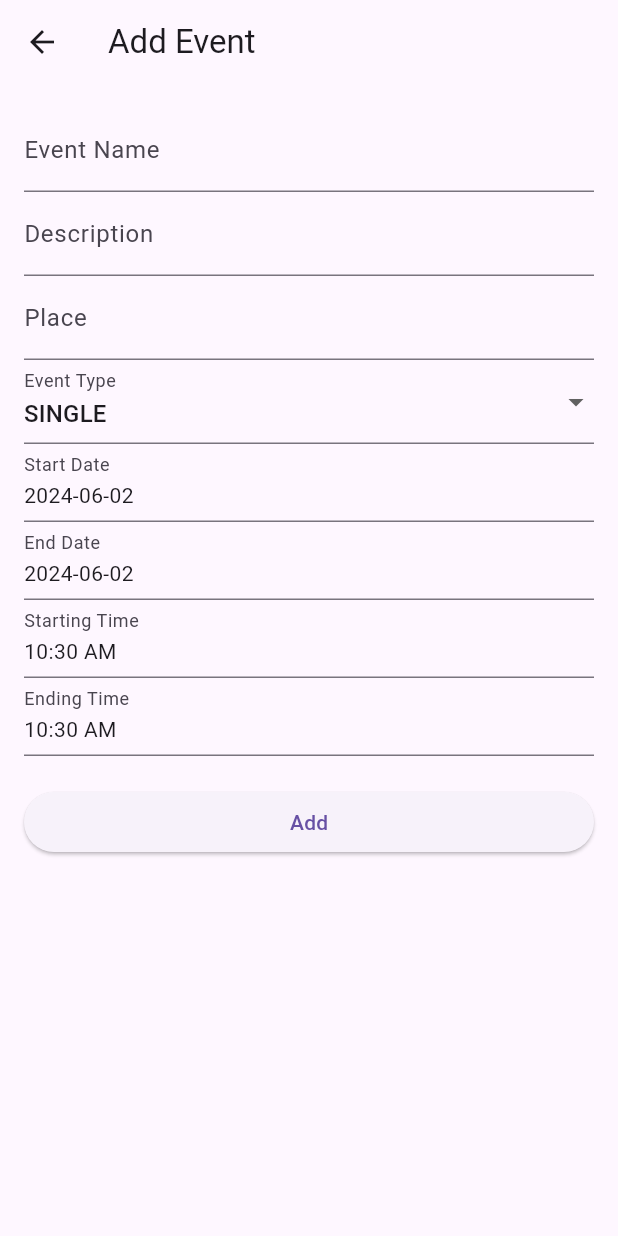
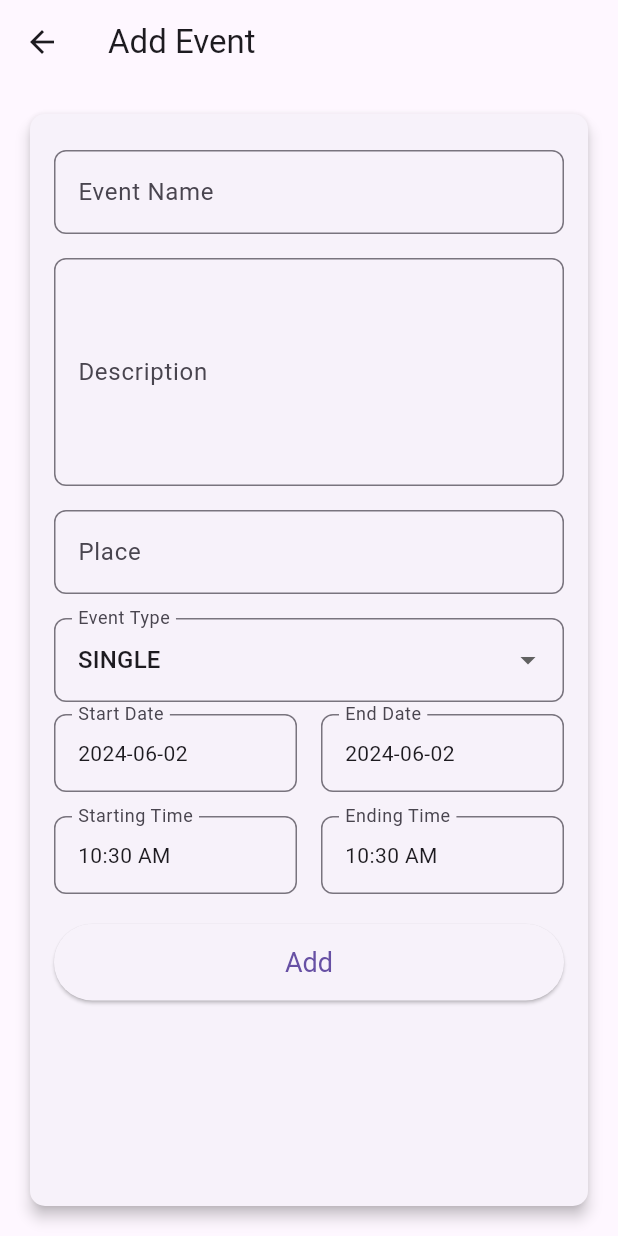
Before and after one commit to karomnii/Lezaczek, a Flutter app: the Calendar screen opened directly, after a tap on the "add" icon, on a phone screen of 412 x 824 dp. Run offline on Flutter 3.47's test engine with Material 3 defaults, Android fonts, the phone set to English and light mode, and no system bars; our stand-ins replace flutter_secure_storage; accounts and stored records are empty; network calls fail.

Commit message:
improved event form and event details looks

```diff
--- a/frontend/lib/pages/calendar/calendar.dart
+++ b/frontend/lib/pages/calendar/calendar.dart
@@ -27,7 +27,8 @@ class _CalendarState extends State<Calendar> {
 
   void _refreshEvents() {
     setState(() {
-      futureEvents = EventService.getEventsByDate(DateFormat('yyyy-MM-dd').format(selectedDate));
+      futureEvents = EventService.getEventsByDate(
+          DateFormat('yyyy-MM-dd').format(selectedDate));
     });
   }
 
@@ -52,7 +53,8 @@ class _CalendarState extends State<Calendar> {
       Event updatedEventFromApi = await EventApi().updateEvent(updatedEvent);
       setState(() {
         futureEvents = futureEvents.then((events) {
-          int index = events.indexWhere((event) => event.eventId == updatedEventFromApi.eventId);
+          int index = events.indexWhere((event) =>
+          event.eventId == updatedEventFromApi.eventId);
           if (index != -1) {
             events[index] = updatedEventFromApi;
           }
@@ -157,17 +159,25 @@ class _CalendarState extends State<Calendar> {
         actions: [
           IconButton(
             icon: Icon(Icons.add),
-            onPressed: () {
-              Navigator.push(
+            onPressed: () async {
+              final result = await Navigator.push(
                 context,
                 MaterialPageRoute(
-                  builder: (context) => EventForm(
+                  builder: (context) =>
+                      EventForm(
                         onSave: (newEvent) {
                           _addEvent(newEvent);
                         },
                       ),
                 ),
               );
+              if (result != null && result is String) {
+                ScaffoldMessenger.of(context).showSnackBar(
+                  SnackBar(
+                    content: Text(result),
+                  ),
+                );
+              }
             },
           ),
         ],
@@ -200,7 +210,8 @@ class _CalendarState extends State<Calendar> {
                   return Center(child: Text('No events found'));
                 } else {
                   List<Event> eventsForSelectedDay = snapshot.data!;
-                  eventsForSelectedDay.sort((a, b) => a.startingTime.hour.compareTo(b.startingTime.hour) != 0
+                  eventsForSelectedDay.sort((a, b) =>
+                  a.startingTime.hour.compareTo(b.startingTime.hour) != 0
                       ? a.startingTime.hour.compareTo(b.startingTime.hour)
                       : a.startingTime.minute.compareTo(b.startingTime.minute));
                   return ListView.builder(
@@ -208,11 +219,12 @@ class _CalendarState extends State<Calendar> {
                     itemBuilder: (context, index) {
                       Event event = eventsForSelectedDay[index];
                       return GestureDetector(
-                        onTap: () {
-                          Navigator.push(
+                        onTap: () async {
+                          final result = await Navigator.push(
                             context,
                             MaterialPageRoute(
-                              builder: (context) => EventDetails(
+                              builder: (context) =>
+                                  EventDetails(
                                     event: event.toMap(),
                                     onDelete: () {
                                       _deleteEvent(event);
@@ -223,9 +235,17 @@ class _CalendarState extends State<Calendar> {
                                   ),
                             ),
                           );
+                          if (result != null && result is String) {
+                            ScaffoldMessenger.of(context).showSnackBar(
+                              SnackBar(
+                                content: Text(result),
+                              ),
+                            );
+                          }
                         },
                         child: Container(
-                          margin: const EdgeInsets.symmetric(vertical: 4.0, horizontal: 8.0),
+                          margin: const EdgeInsets.symmetric(
+                              vertical: 4.0, horizontal: 8.0),
                           padding: const EdgeInsets.all(12.0),
                           decoration: BoxDecoration(
                             color: Colors.blue,
@@ -252,7 +272,8 @@ class _CalendarState extends State<Calendar> {
                               ),
                               SizedBox(height: 8.0),
                               Text(
-                                '${event.startingTime.format(context)} - ${event.endingTime.format(context)}',
+                                '${event.startingTime.format(context)} - ${event
+                                    .endingTime.format(context)}',
                                 style: TextStyle(
                                   fontSize: 14.0,
                                   color: Colors.white,
--- a/frontend/lib/pages/calendar/event_form.dart
+++ b/frontend/lib/pages/calendar/event_form.dart
@@ -1,5 +1,3 @@
-// lib/pages/calendar/event_form.dart
-
 import 'package:flutter/material.dart';
 import 'package:frontend/models/event.dart';
 import 'package:intl/intl.dart';
@@ -60,13 +58,20 @@ class _EventFormState extends State<EventForm> {
       ),
       body: Padding(
         padding: const EdgeInsets.all(16.0),
+        child: Card(
+          elevation: 4.0,
+          shape: RoundedRectangleBorder(
+            borderRadius: BorderRadius.circular(10.0),
+          ),
+          child: Padding(
+            padding: const EdgeInsets.all(16.0),
             child: Form(
               key: _formKey,
               child: ListView(
                 children: [
-              TextFormField(
+                  _buildTextField(
+                    label: 'Event Name',
                     initialValue: _name,
-                decoration: InputDecoration(labelText: 'Event Name'),
                     validator: (value) {
                       if (value == null || value.isEmpty) {
                         return 'Please enter a name';
@@ -77,36 +82,40 @@ class _EventFormState extends State<EventForm> {
                       _name = value!;
                     },
                   ),
-              TextFormField(
+                  _buildTextField(
+                    label: 'Description',
                     initialValue: _description,
-                decoration: InputDecoration(labelText: 'Description'),
+                    maxLines: 5,  // To make the description box larger
                     onSaved: (value) {
                       _description = value;
                     },
                   ),
-              TextFormField(
+                  _buildTextField(
+                    label: 'Place',
                     initialValue: _place,
-                decoration: InputDecoration(labelText: 'Place'),
                     onSaved: (value) {
                       _place = value;
                     },
                   ),
-              DropdownButtonFormField<EventType>(
+                  _buildDropdownField(
+                    label: 'Event Type',
                     value: _eventType,
-                decoration: InputDecoration(labelText: 'Event Type'),
+                    onChanged: (value) {
+                      setState(() {
+                        _eventType = value!;
+                      });
+                    },
                     items: EventType.values.map((type) {
                       return DropdownMenuItem<EventType>(
                         value: type,
                         child: Text(type.toString().split('.').last),
                       );
                     }).toList(),
-                onChanged: (value) {
-                  setState(() {
-                    _eventType = value!;
-                  });
-                },
                   ),
-              DatePickerFormField(
+                  Row(
+                    children: [
+                      Expanded(
+                        child: DatePickerFormField(
                           initialValue: _dateStart,
                           label: 'Start Date',
                           onDateSelected: (date) {
@@ -115,7 +124,10 @@ class _EventFormState extends State<EventForm> {
                             });
                           },
                         ),
-              DatePickerFormField(
+                      ),
+                      SizedBox(width: 16),
+                      Expanded(
+                        child: DatePickerFormField(
                           initialValue: _dateEnd,
                           label: 'End Date',
                           onDateSelected: (date) {
@@ -124,7 +136,14 @@ class _EventFormState extends State<EventForm> {
                             });
                           },
                         ),
-              TimePickerFormField(
+                      ),
+                    ],
+                  ),
+                  SizedBox(height: 16),
+                  Row(
+                    children: [
+                      Expanded(
+                        child: TimePickerFormField(
                           initialValue: _startingTime,
                           label: 'Starting Time',
                           onTimeSelected: (time) {
@@ -133,7 +152,10 @@ class _EventFormState extends State<EventForm> {
                             });
                           },
                         ),
-              TimePickerFormField(
+                      ),
+                      SizedBox(width: 16),
+                      Expanded(
+                        child: TimePickerFormField(
                           initialValue: _endingTime,
                           label: 'Ending Time',
                           onTimeSelected: (time) {
@@ -141,6 +163,9 @@ class _EventFormState extends State<EventForm> {
                               _endingTime = time;
                             });
                           },
+                        ),
+                      ),
+                    ],
                   ),
                   SizedBox(height: 20),
                   ElevatedButton(
@@ -160,13 +185,66 @@ class _EventFormState extends State<EventForm> {
                           endingTime: _endingTime,
                         );
                         widget.onSave(newEvent);
+                        Navigator.pop(context, "Event ${widget.initialEvent == null ? 'added' : 'updated'} successfully");
                       }
                     },
                     child: Text(widget.initialEvent == null ? 'Add' : 'Update'),
+                    style: ElevatedButton.styleFrom(
+                      padding: EdgeInsets.symmetric(vertical: 15.0),
+                      textStyle: TextStyle(fontSize: 18.0),
+                    ),
                   ),
                 ],
               ),
             ),
+          ),
+        ),
+      ),
+    );
+  }
+
+  Widget _buildTextField({
+    required String label,
+    required String? initialValue,
+    required FormFieldSetter<String> onSaved,
+    FormFieldValidator<String>? validator,
+    int maxLines = 1,
+  }) {
+    return Padding(
+      padding: const EdgeInsets.symmetric(vertical: 8.0),
+      child: TextFormField(
+        initialValue: initialValue,
+        decoration: InputDecoration(
+          labelText: label,
+          border: OutlineInputBorder(
+            borderRadius: BorderRadius.circular(8.0),
+          ),
+        ),
+        validator: validator,
+        onSaved: onSaved,
+        maxLines: maxLines,
+      ),
+    );
+  }
+
+  Widget _buildDropdownField<T>({
+    required String label,
+    required T value,
+    required ValueChanged<T?> onChanged,
+    required List<DropdownMenuItem<T>> items,
+  }) {
+    return Padding(
+      padding: const EdgeInsets.symmetric(vertical: 8.0),
+      child: DropdownButtonFormField<T>(
+        value: value,
+        decoration: InputDecoration(
+          labelText: label,
+          border: OutlineInputBorder(
+            borderRadius: BorderRadius.circular(8.0),
+          ),
+        ),
+        onChanged: onChanged,
+        items: items,
       ),
     );
   }
@@ -194,7 +272,12 @@ class DatePickerFormField extends StatelessWidget {
         }
       },
       child: InputDecorator(
-        decoration: InputDecoration(labelText: label),
+        decoration: InputDecoration(
+          labelText: label,
+          border: OutlineInputBorder(
+            borderRadius: BorderRadius.circular(8.0),
+          ),
+        ),
         child: Text(DateFormat('yyyy-MM-dd').format(initialValue)),
       ),
     );
@@ -221,7 +304,12 @@ class TimePickerFormField extends StatelessWidget {
         }
       },
       child: InputDecorator(
-        decoration: InputDecoration(labelText: label),
+        decoration: InputDecoration(
+          labelText: label,
+          border: OutlineInputBorder(
+            borderRadius: BorderRadius.circular(8.0),
+          ),
+        ),
         child: Text(initialValue.format(context)),
       ),
     );
```
Also changed, not shown: frontend/lib/pages/calendar/event_details.dart (+40 -6 lines). Lines whose indentation alone changed are shown as unchanged.
